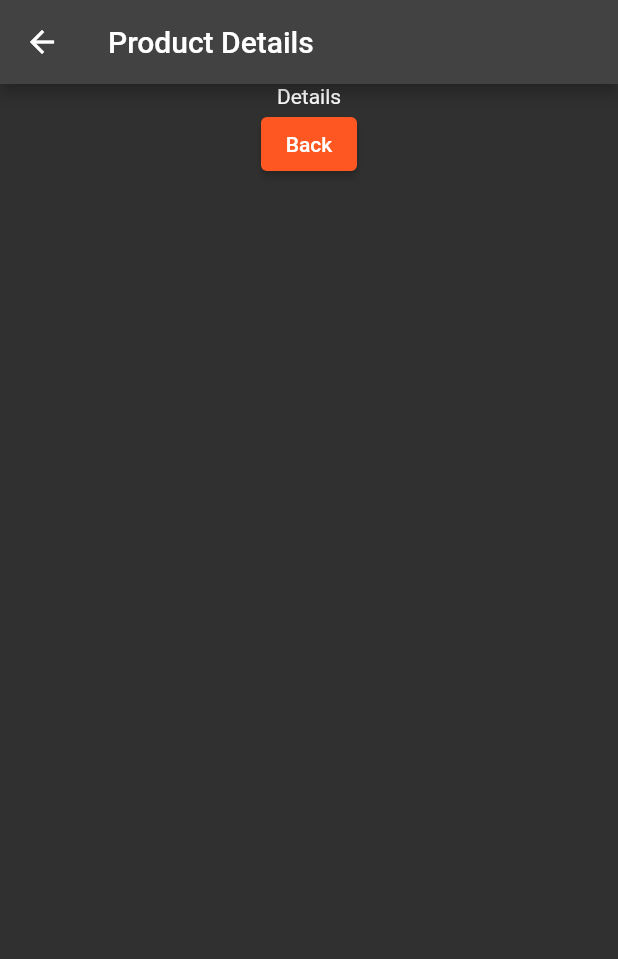
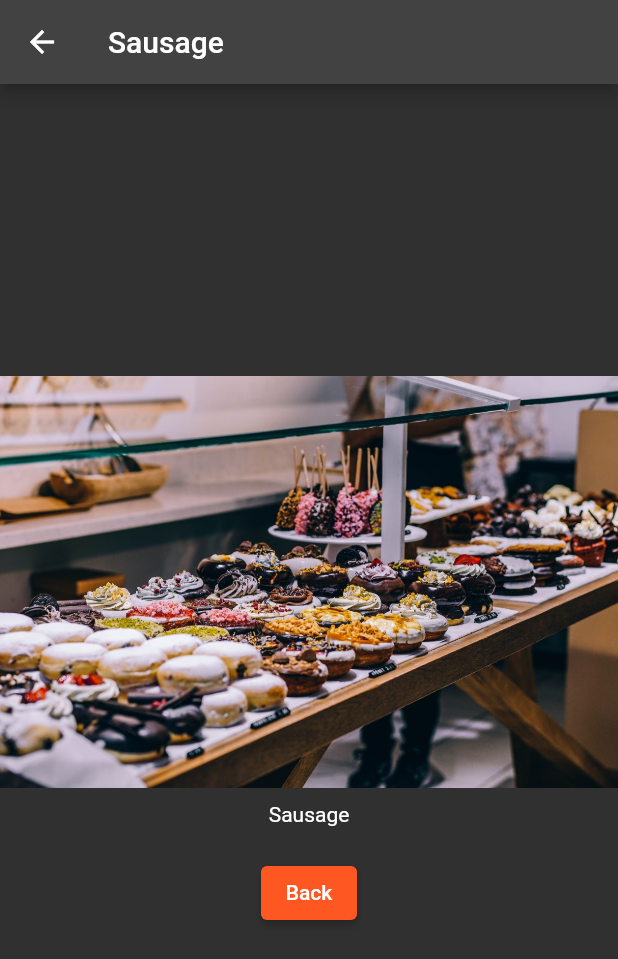
Before and after one commit to Viczdera/EasyList, a Flutter app: the screen it shows after launch, after a tap on "Add Product", after a tap on "Details", on a phone screen of 412 x 824 dp. Shown: the top 959 px of the screen. Run offline on Flutter 3.47's test engine with Material 2 defaults, Android fonts, the phone set to English and light mode, and no system bars.

Commit message:
navigation--passing data around

```diff
--- a/lib/product_actions.dart
+++ b/lib/product_actions.dart
@@ -5,8 +5,10 @@ import './product_control.dart';
 
 class ProductManager extends StatefulWidget {
   //adding constructor by repeating the class name
-  final String? startingProduct;
-  ProductManager({this.startingProduct});
+  final Map<String, String> startingProduct;
+  ProductManager({required this.startingProduct}) {
+    print('[ProductManager Widget] Constructor');
+  }
 
   @override
   State<StatefulWidget> createState() {
@@ -15,13 +17,14 @@ class ProductManager extends StatefulWidget {
 }
 
 class _ProductManagerState extends State<ProductManager> {
-  final List<String> _products = []; //array of products of type string
+  final List<Map<String, String>> _products =
+      []; //array of products of type string
 
 //init state method
   @override
   void initState() {
     if (widget.startingProduct != null) {
-      _products.add(widget.startingProduct ?? '');
+      _products.add(widget.startingProduct);
     }
     super.initState();
   }
@@ -34,7 +37,7 @@ class _ProductManagerState extends State<ProductManager> {
   }
 
 //to be accessed only by the product manager widget. no one else should be able to access it
-  void _addProduct(String product) {
+  void _addProduct(Map<String, String> product) {
     setState(() {
       _products.add(product); //add product which is received as an argument
     });
--- a/lib/product_control.dart
+++ b/lib/product_control.dart
@@ -11,7 +11,7 @@ class ProductControl extends StatelessWidget {
     return ElevatedButton(
         style: ButtonStyle(),
         onPressed: () {
-          addProduct('Sausage');
+          addProduct({'title': "Sausage", 'imageUrl': 'assets/food.jpg'});
         },
         child: Text('Add Product'));
   }
--- a/lib/products.dart
+++ b/lib/products.dart
@@ -3,7 +3,7 @@ import './screens/product.dart';
 
 class Products extends StatelessWidget {
   //products property
-  final List<String>
+  final List<Map<String, String>>
       products; //final==can't change. If data changed, it simply replaces it and call build again
   //constructor
   Products(this.products);
@@ -12,15 +12,18 @@ class Products extends StatelessWidget {
   Widget _buildProductItem(BuildContext context, int index) {
     return Card(
       child: Column(children: <Widget>[
-        Image.asset('assets/food.jpg'),
-        Text(products[index]),
+        Image.asset(products[index]['imageUrl'] ?? "No Image"),
+        Text(products[index]['title'] ?? "No title"),
         ButtonBar(
+          alignment: MainAxisAlignment.center,
           children: <Widget>[
             TextButton(
                 onPressed: () => Navigator.push(
                     context,
                     MaterialPageRoute(
-                        builder: (BuildContext context) => ProductScreen())),
+                        builder: (BuildContext context) => ProductScreen(
+                            products[index]['title'] ?? "No title",
+                            products[index]['imageUrl'] ?? "No Image"))),
                 child: Text('Details'))
           ],
         )
--- a/lib/screens/home.dart
+++ b/lib/screens/home.dart
@@ -11,7 +11,9 @@ class HomeScreen extends StatelessWidget {
     //widget is expected to be returned as a type
     return Scaffold(
       appBar: AppBar(title: Text('EasyList')),
-      body: ProductManager(),
+      body: ProductManager(
+        startingProduct: {'title': "Sausage", 'imageUrl': 'assets/food.jpg'},
+      ),
       // SizedBox(
       //   height: 24,
       // )
--- a/lib/screens/product.dart
+++ b/lib/screens/product.dart
@@ -6,16 +6,31 @@ class ProductScreen extends StatelessWidget {
   //if you pass an object to be drawn onto the screen, flutter will
   //always call the build method on that object. It takes the context
   //which basically contains information about the app
+
+  final String title;
+  final String imageUrl;
+
+  ProductScreen(this.title, this.imageUrl);
   Widget build(context) {
     //widget is expected to be returned as a type
     return Scaffold(
-        appBar: AppBar(title: Text('Product Details')),
+        appBar: AppBar(title: Text(title)),
         body: Center(
           child: Column(
+            mainAxisAlignment: MainAxisAlignment.center,
+            //  crossAxisAlignment: CrossAxisAlignment.center,
             children: <Widget>[
-              Text('Details'),
-              ElevatedButton(
-                  onPressed: () => Navigator.pop(context), child: Text('Back'))
+              Image.asset(imageUrl),
+              Container(
+                padding: EdgeInsets.all(10.0),
+                child: Text(title),
+              ),
+              Container(
+                padding: EdgeInsets.all(10.0),
+                child: ElevatedButton(
+                    onPressed: () => Navigator.pop(context),
+                    child: Text('Back')),
+              )
             ],
           ),
         )
```
